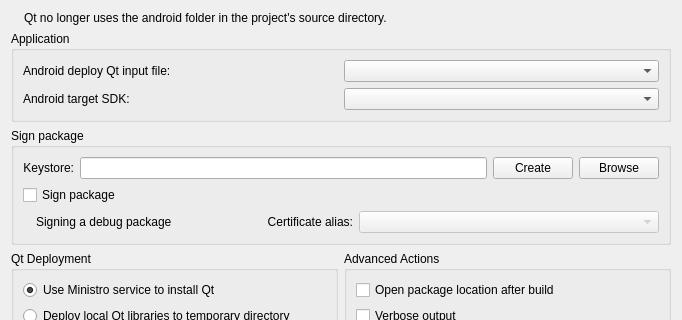
Qt form src/plugins/android/androiddeployqtwidget.ui (qt-creator/qt-creator) before a commit; both pictures show x 0 to 682 and y 0 to 320 of the 682 by 615 pixel window.
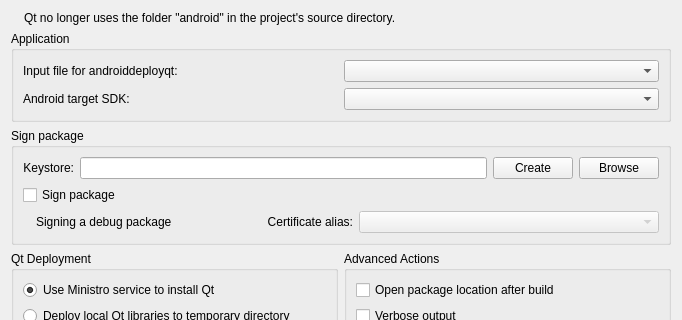
The same form after that commit. Icons and pictures are not drawn.

What changed in the file:
```diff
--- a/src/plugins/android/androiddeployqtwidget.ui
+++ b/src/plugins/android/androiddeployqtwidget.ui
@@ -210,7 +210,7 @@
       <item row="0" column="0">
        <widget class="QLabel" name="inputFileLabel">
         <property name="text">
-         <string>Android deploy Qt input file:</string>
+         <string>Input file for androiddeployqt:</string>
         </property>
        </widget>
       </item>
@@ -241,7 +241,7 @@
      <item>
       <widget class="QLabel" name="oldFilesWarningLabel">
        <property name="text">
-        <string>Qt no longer uses the android folder in the project's source directory.</string>
+        <string>Qt no longer uses the folder "android" in the project's source directory.</string>
        </property>
        <property name="wordWrap">
         <bool>true</bool>
```
